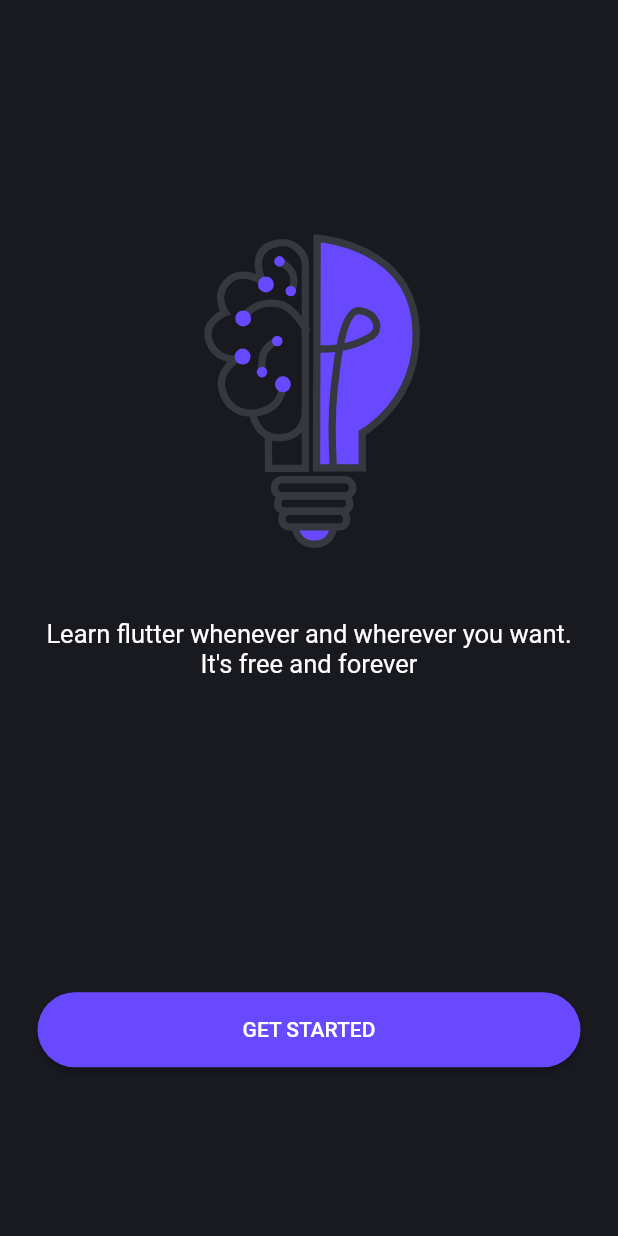
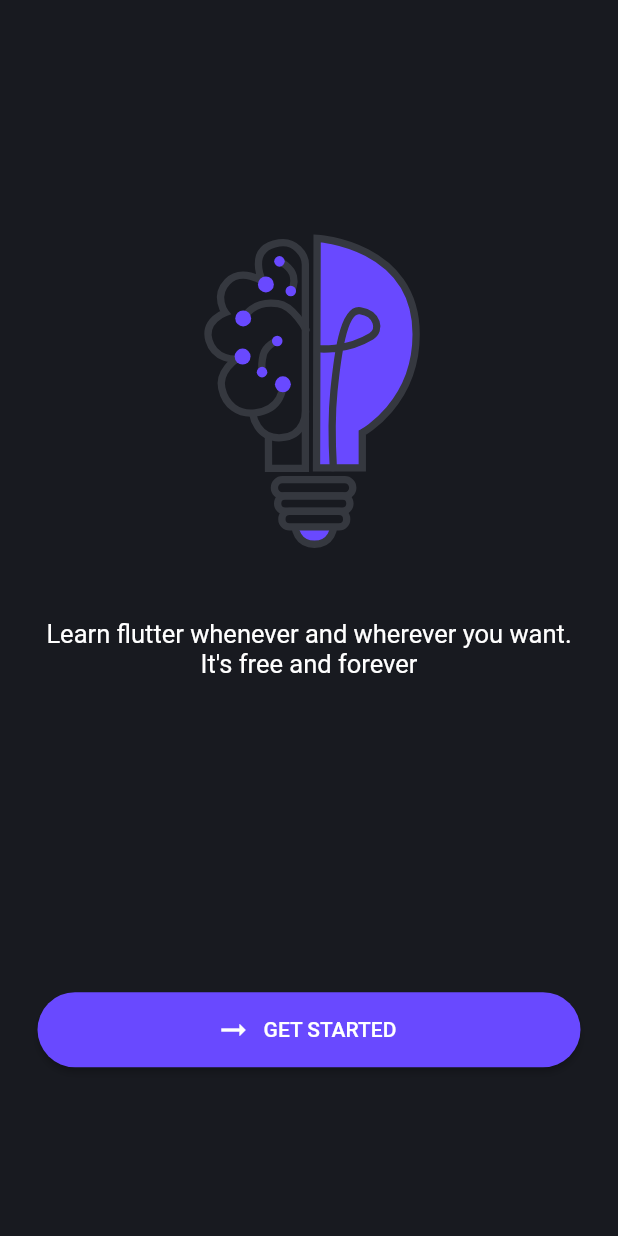
Before and after one commit to nabilmersni/Quiz_Flutter_App, a Flutter app: the screen it shows after launch, on a phone screen of 412 x 824 dp. Run offline on Flutter 3.47's test engine with Material 2 defaults, Android fonts, the phone set to English and light mode, and no system bars; our stand-ins replace lottie.

```diff
--- a/lib/home_page.dart
+++ b/lib/home_page.dart
@@ -2,13 +2,12 @@ import 'package:flutter/material.dart';
 import 'package:lottie/lottie.dart';
 
 class HomePage extends StatelessWidget {
-  const HomePage({super.key});
+  const HomePage(this.switchScreen, {super.key});
+  final void Function(String screen) switchScreen;
 
   @override
   Widget build(BuildContext context) {
-    return Scaffold(
-      backgroundColor: const Color(0xFF181A20),
-      body: Padding(
+    return Padding(
       padding: const EdgeInsets.symmetric(vertical: 8, horizontal: 25),
       child: Column(
         mainAxisAlignment: MainAxisAlignment.spaceAround,
@@ -33,8 +32,10 @@ class HomePage extends StatelessWidget {
               ),
             ],
           ),
-            ElevatedButton(
-              onPressed: () {},
+          ElevatedButton.icon(
+            onPressed: () {
+              switchScreen("questionScreen");
+            },
             style: ElevatedButton.styleFrom(
                 backgroundColor: const Color(0XFF6949FF),
                 shape: RoundedRectangleBorder(
@@ -42,10 +43,10 @@ class HomePage extends StatelessWidget {
                 ),
                 // padding: const EdgeInsets.fromLTRB(20, 25, 20, 25),
                 minimumSize: const Size.fromHeight(50)),
-              child: const Text('GET STARTED'),
+            icon: const Icon(Icons.arrow_right_alt),
+            label: const Text('GET STARTED'),
           )
         ],
-        ),
       ),
     );
   }
--- a/lib/main.dart
+++ b/lib/main.dart
@@ -3,19 +3,8 @@
 // third color : #35383F
 
 import 'package:flutter/material.dart';
-import 'package:quiz_app/splash_screen.dart';
+import 'package:quiz_app/quiz.dart';
 
 void main() {
-  runApp(const MyApp());
+  runApp(const Quiz());
 }
-
-class MyApp extends StatelessWidget {
-  const MyApp({super.key});
-  @override
-  Widget build(BuildContext context) {
-    return const MaterialApp(
-      debugShowCheckedModeBanner: false,
-      home: SplashScreen(),
-    );
-  }
-}
--- /dev/null
+++ b/lib/quiz.dart
@@ -0,0 +1,44 @@
+import 'package:flutter/material.dart';
+import 'package:quiz_app/home_page.dart';
+import 'package:quiz_app/questions_screen.dart';
+import 'package:quiz_app/splash_screen.dart';
+
+class Quiz extends StatefulWidget {
+  const Quiz({super.key});
+  @override
+  State<StatefulWidget> createState() {
+    return _QuizState();
+  }
+}
+
+class _QuizState extends State<Quiz> {
+  Widget? activeScreen;
+
+  @override
+  void initState() {
+    activeScreen = SplashScreen(switchScreen);
+    super.initState();
+  }
+
+  void switchScreen(String screen) {
+    setState(() {
+      if (screen == "home") {
+        activeScreen = HomePage(switchScreen);
+      } else if (screen == "questionScreen") {
+        activeScreen = const QuestionsScreen();
+      }
+    });
+  }
+
+  @override
+  Widget build(BuildContext context) {
+    return MaterialApp(
+      darkTheme: ThemeData.dark(),
+      debugShowCheckedModeBanner: false,
+      home: Scaffold(
+        backgroundColor: const Color(0xFF181A20),
+        body: activeScreen,
+      ),
+    );
+  }
+}
```
Also changed, not shown: lib/questions_screen.dart (added, +16 -0 lines), lib/splash_screen.dart (+12 -12 lines), 1 other file. Lines whose indentation alone changed are shown as unchanged.
